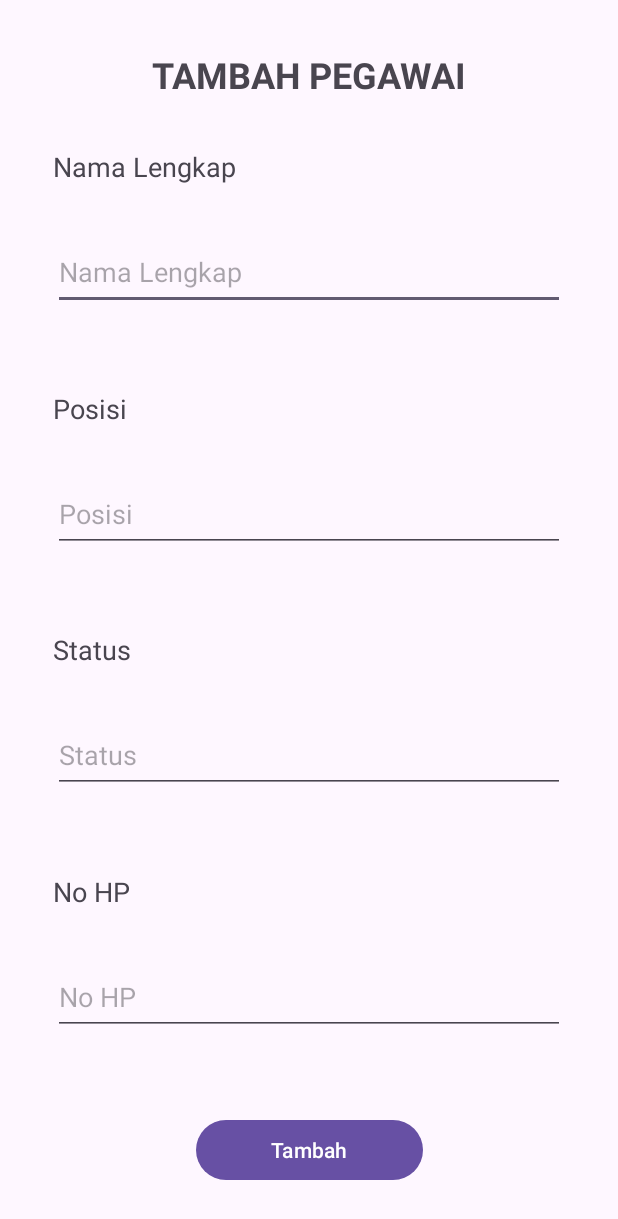
After one commit to zizizi34/Laundry, an Android app: the layout activity_tambah_pegawai.xml on its own in the app's theme, with its tools: preview values and no code run, on a phone screen of 412 x 824 dp. The commit adds this screen. Shown: the top 1219 px of the screen. Run offline under Robolectric (Android 15) with nearby library versions, the phone set to English and light mode, and no system bars.

Commit message:
Menambahkan data pegawai,tambah pegawai,gambar,dan merapikan layoutnya

```diff
--- /dev/null
+++ b/app/src/main/res/layout/activity_tambah_pegawai.xml
@@ -0,0 +1,134 @@
+<?xml version="1.0" encoding="utf-8"?>
+<androidx.constraintlayout.widget.ConstraintLayout xmlns:android="http://schemas.android.com/apk/res/android"
+    xmlns:app="http://schemas.android.com/apk/res-auto"
+    xmlns:tools="http://schemas.android.com/tools"
+    android:id="@+id/main"
+    android:layout_width="match_parent"
+    android:layout_height="match_parent"
+    tools:context=".Pelanggan.tambah_pegawai">
+
+    <TextView
+        android:id="@+id/tvjudul"
+        android:layout_width="0dp"
+        android:layout_height="wrap_content"
+        android:text="TAMBAH PEGAWAI"
+        android:textAlignment="center"
+        android:textSize="24sp"
+        android:textStyle="bold"
+        app:layout_constraintTop_toTopOf="parent"
+        app:layout_constraintStart_toStartOf="parent"
+        app:layout_constraintEnd_toEndOf="parent"
+        app:layout_constraintBottom_toTopOf="@id/tvnama"/>
+
+    <TextView
+        android:id="@+id/tvnama"
+        android:layout_width="0dp"
+        android:layout_height="wrap_content"
+        android:text="Nama Lengkap"
+        android:textSize="18sp"
+        android:layout_marginHorizontal="35dp"
+        app:layout_constraintTop_toBottomOf="@id/tvjudul"
+        app:layout_constraintStart_toStartOf="parent"
+        app:layout_constraintEnd_toEndOf="parent"
+        app:layout_constraintBottom_toTopOf="@id/etnama"
+        />
+
+    <EditText
+        android:id="@+id/etnama"
+        android:layout_width="match_parent"
+        android:layout_height="50dp"
+        android:hint="Nama Lengkap"
+        android:layout_marginHorizontal="35dp"
+        app:layout_constraintTop_toBottomOf="@id/tvnama"
+        app:layout_constraintStart_toStartOf="parent"
+        app:layout_constraintEnd_toEndOf="parent"
+        app:layout_constraintBottom_toTopOf="@id/tvposisi"/>
+
+    <TextView
+        android:id="@+id/tvposisi"
+        android:layout_width="0dp"
+        android:layout_height="wrap_content"
+        android:text="Posisi"
+        android:textSize="18sp"
+        android:layout_marginTop="20dp"
+        android:layout_marginHorizontal="35dp"
+        app:layout_constraintTop_toBottomOf="@id/etnama"
+        app:layout_constraintStart_toStartOf="parent"
+        app:layout_constraintEnd_toEndOf="parent"
+        app:layout_constraintBottom_toTopOf="@id/etposisi"/>
+
+    <EditText
+        android:id="@+id/etposisi"
+        android:layout_width="0dp"
+        android:layout_height="50dp"
+        android:hint="Posisi"
+        android:layout_marginHorizontal="35dp"
+        app:layout_constraintTop_toBottomOf="@id/tvposisi"
+        app:layout_constraintStart_toStartOf="parent"
+        app:layout_constraintEnd_toEndOf="parent"
+        app:layout_constraintBottom_toTopOf="@id/tvstatus"/>
+
+    <TextView
+        android:id="@+id/tvstatus"
+        android:layout_width="0dp"
+        android:layout_height="wrap_content"
+        android:text="Status"
+        android:textSize="18sp"
+        android:layout_marginTop="20dp"
+        android:layout_marginHorizontal="35dp"
+        app:layout_constraintTop_toBottomOf="@id/etposisi"
+        app:layout_constraintStart_toStartOf="parent"
+        app:layout_constraintEnd_toEndOf="parent"
+        app:layout_constraintBottom_toTopOf="@id/etstatus"/>
+
+    <EditText
+        android:id="@+id/etstatus"
+        android:layout_width="0dp"
+        android:layout_height="50dp"
+        android:layout_marginHorizontal="35dp"
+        android:hint="Status"
+        android:inputType="phone"
+        app:layout_constraintBottom_toTopOf="@id/tvnohp_pegawai"
+        app:layout_constraintEnd_toEndOf="parent"
+        app:layout_constraintStart_toStartOf="parent"
+        app:layout_constraintTop_toBottomOf="@id/tvstatus" />
+
+    <TextView
+        android:id="@+id/tvnohp_pegawai"
+        android:layout_width="0dp"
+        android:layout_height="wrap_content"
+        android:text="No HP"
+        android:textSize="18sp"
+        android:layout_marginTop="20dp"
+        android:layout_marginHorizontal="35dp"
+        app:layout_constraintTop_toBottomOf="@id/etstatus"
+        app:layout_constraintStart_toStartOf="parent"
+        app:layout_constraintEnd_toEndOf="parent"
+        app:layout_constraintBottom_toTopOf="@id/etnohp_pegawai"/>
+
+    <EditText
+        android:id="@+id/etnohp_pegawai"
+        android:layout_width="0dp"
+        android:layout_height="50dp"
+        android:layout_marginHorizontal="35dp"
+        android:hint="No HP"
+        android:inputType="phone"
+        app:layout_constraintBottom_toTopOf="@id/bttambah"
+        app:layout_constraintEnd_toEndOf="parent"
+        app:layout_constraintStart_toStartOf="parent"
+        app:layout_constraintTop_toBottomOf="@id/tvnohp_pegawai" />
+
+
+    <Button
+        android:id="@+id/bttambah"
+        android:layout_width="wrap_content"
+        android:layout_height="wrap_content"
+        android:text="Tambah"
+        android:layout_marginTop="20dp"
+        android:paddingHorizontal="50dp"
+        app:layout_constraintTop_toBottomOf="@id/etnohp_pegawai"
+        app:layout_constraintStart_toStartOf="parent"
+        app:layout_constraintEnd_toEndOf="parent"
+        app:layout_constraintBottom_toBottomOf="parent"/>
+
+</androidx.constraintlayout.widget.ConstraintLayout>
```
Also changed, not shown: app/src/main/AndroidManifest.xml (+16 -10 lines), app/src/main/java/com/example/laundry/Pelanggan/data_pegawai.kt (added, +21 -0 lines), app/src/main/java/com/example/laundry/Pelanggan/tambah_pegawai.kt (added, +21 -0 lines), app/src/main/res/layout/activity_data_pegawai.xml (added, +29 -0 lines), app/src/main/res/layout/activity_data_pelanggan.xml (+25 -0 lines), app/src/main/res/layout/card_data_pegawai.xml (added, +85 -0 lines), app/src/main/res/layout/card_data_pelanggan.xml (added, +85 -0 lines), app/src/main/res/drawable/pegawai.png, app/src/main/res/drawable/tambah_24.png (added), app/src/main/res/drawable/userpegawai.png (added), app/src/main/res/drawable/userpegawai1.png (added).
